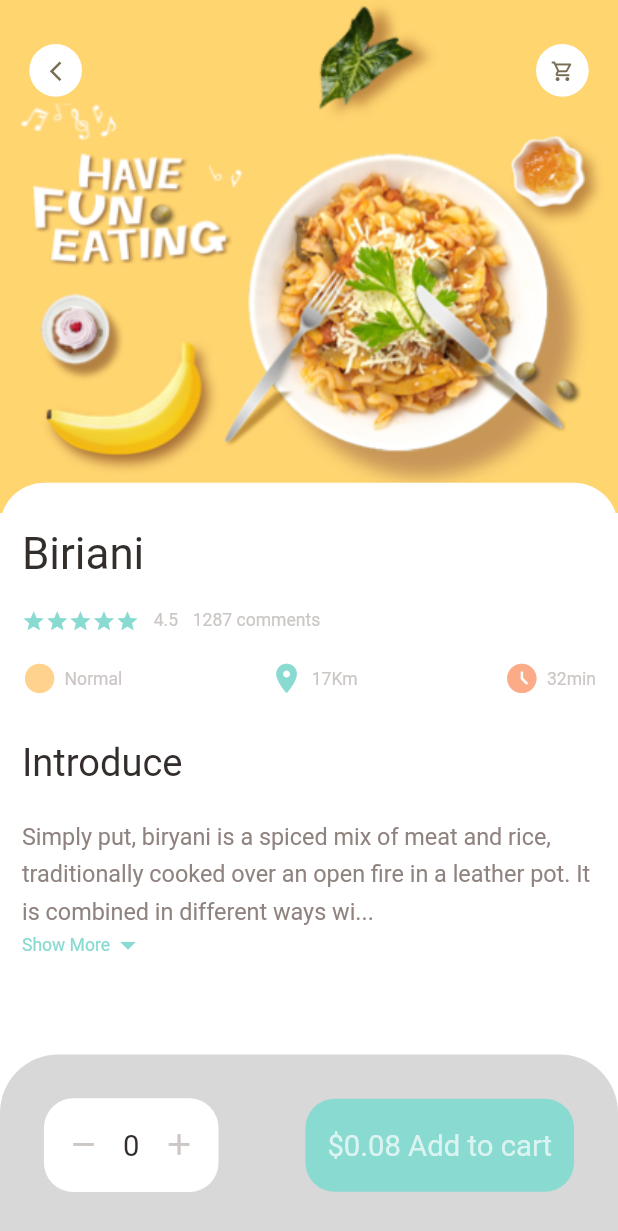
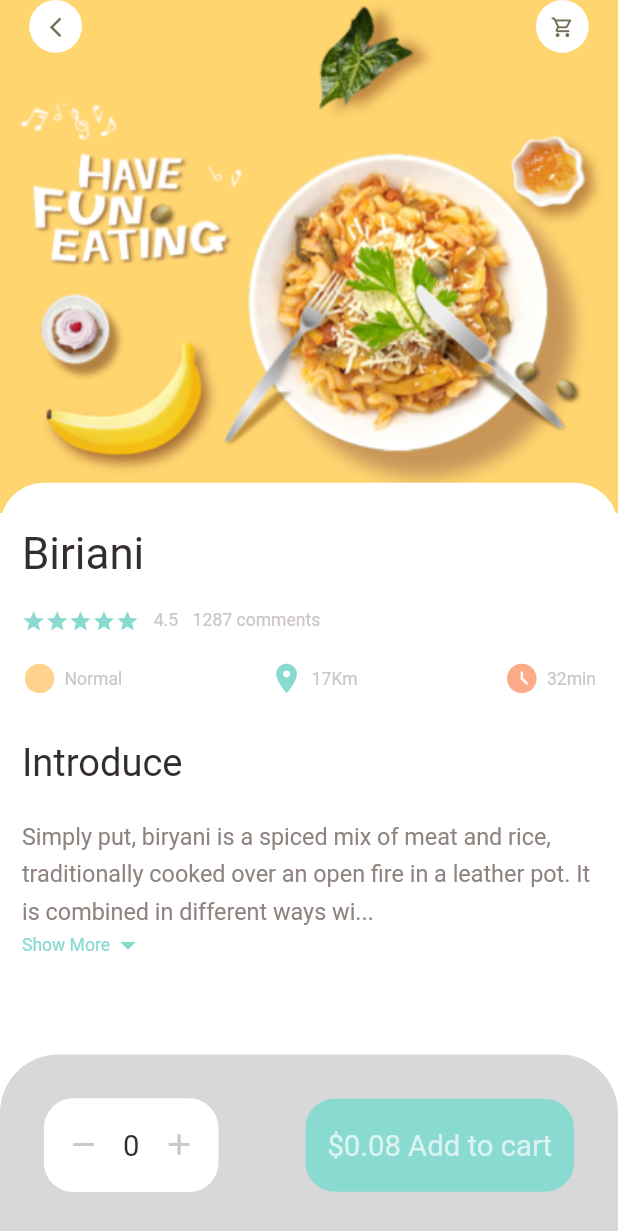
Before and after one commit to JJAHMEDAMER/food-delivery-app, a Flutter app: the FoodPage screen opened directly, on a phone screen of 412 x 824 dp. Shown: the top 1231 px of the screen. Run offline on Flutter 3.47's test engine with Material 2 defaults, Android fonts, the phone set to English and light mode, and no system bars; our stand-ins replace dots_indicator, get.

Commit message:
Remove top - bottom padding

```diff
--- a/lib/widgets/back_cart_icons.dart
+++ b/lib/widgets/back_cart_icons.dart
@@ -23,7 +23,8 @@ class BackCartIcon extends StatelessWidget {
   @override
   Widget build(BuildContext context) {
     return Container(
-      padding: EdgeInsets.only(top: Dimensions.height30),
+      // Avoid Alignment and padding in custom widgets
+      //padding: EdgeInsets.only(top: Dimensions.height30, bottom: Dimensions.height10),
       child: Row(
         mainAxisAlignment: MainAxisAlignment.spaceBetween,
         children: [
```
